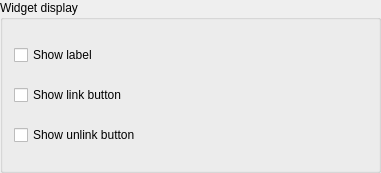
qgis/QGIS, file src/ui/attributeformconfig/qgsattributewidgeteditgroupbox.ui: the form before one commit.
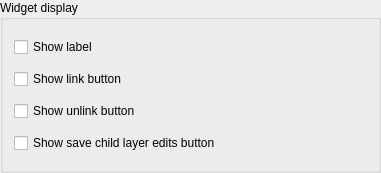
The form after the commit. Custom widgets are drawn as their Qt base class.

Commit message:
[feature] Relation wdgt: add checkbox to hide save child edits button
This is very useful for embedded forms.

Funded by: ARPA Piemonte

What changed in the file:
```diff
--- a/src/ui/attributeformconfig/qgsattributewidgeteditgroupbox.ui
+++ b/src/ui/attributeformconfig/qgsattributewidgeteditgroupbox.ui
@@ -38,6 +38,13 @@
      </property>
     </widget>
    </item>
+   <item row="3" column="0">
+    <widget class="QCheckBox" name="mRelationShowSaveChildEditsCheckBox">
+     <property name="text">
+      <string>Show save child layer edits button</string>
+     </property>
+    </widget>
+   </item>
   </layout>
  </widget>
  <customwidgets>
```
Left out of the diff: 14 changed lines with no effect on the pictures. The commit also changes 14 other files.
